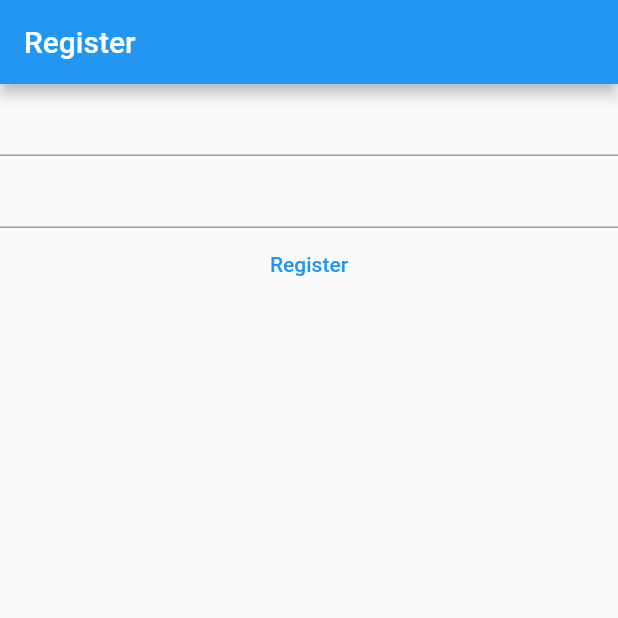
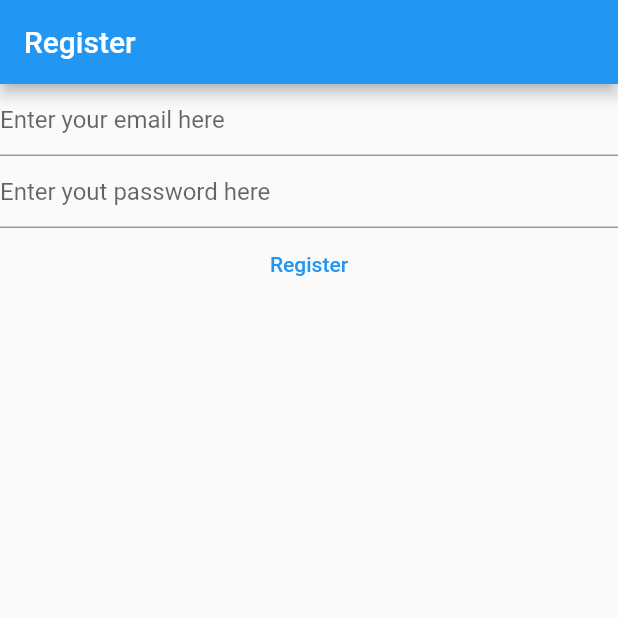
Before and after one commit to danielatego/flutter-app, a Flutter app: the screen it shows after launch, on a phone screen of 412 x 824 dp, the top half of it. Run offline on Flutter 3.47's test engine with Material 2 defaults, Android fonts, the light colour scheme and no system bars; our stand-ins replace firebase_core; accounts and stored records are empty.

Commit message:
hint text

```diff
--- a/mynotes/lib/main.dart
+++ b/mynotes/lib/main.dart
@@ -42,9 +42,15 @@ class _HomePageState extends State<HomePage> {
         children: [
           TextField(
             controller:_email,
+            decoration: const InputDecoration(
+              hintText: 'Enter your email here',
+            ),
           ),
           TextField(
             controller:_password,
+            decoration: const InputDecoration(
+              hintText: 'Enter yout password here',
+            ),
           ),
           TextButton(
             onPressed: () async {
```
